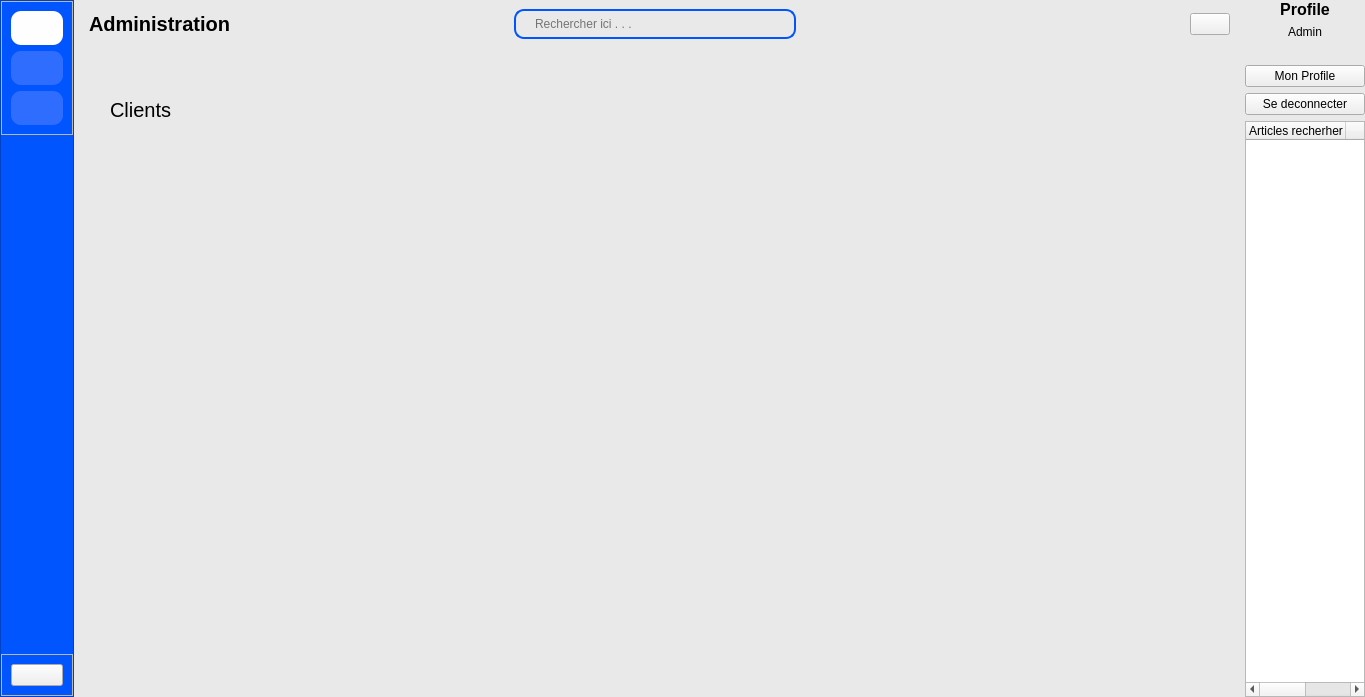
Before: the Qt Designer form views/auth/main_admin_window.ui in ninohantonio/Store-Management, drawn with Qt 5.
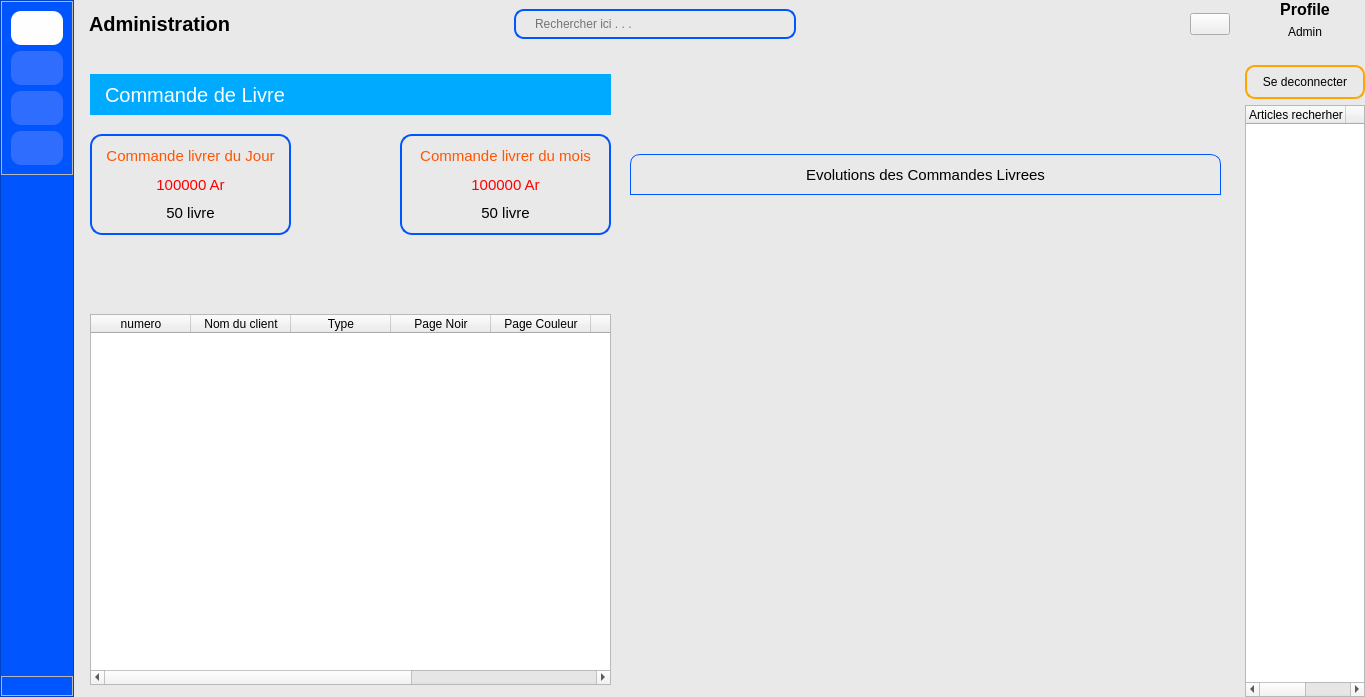
After: the same form once the commit is applied. The open tabs and pages were chosen to show the change. Icons and pictures are not drawn. Custom widgets are drawn as their Qt base class.

Commit message: reliure admin screen

What changed in the file:
```diff
--- a/views/auth/main_admin_window.ui
+++ b/views/auth/main_admin_window.ui
@@ -234,6 +234,26 @@
                   </property>
                  </widget>
                 </item>
+                <item>
+                 <widget class="QPushButton" name="reliureBtn">
+                  <property name="cursor">
+                   <cursorShape>PointingHandCursor</cursorShape>
+                  </property>
+                  <property name="text">
+                   <string/>
+                  </property>
+                  <property name="icon">
+                   <iconset resource="../resources.qrc">
+                    <normaloff>:/icons/icons/book.png</normaloff>:/icons/icons/book.png</iconset>
+                  </property>
+                  <property name="iconSize">
+                   <size>
+                    <width>32</width>
+                    <height>32</height>
+                   </size>
+                  </property>
+                 </widget>
+                </item>
                 <item>
                  <widget class="QPushButton" name="clientBtn">
                   <property name="cursor">
@@ -278,25 +298,7 @@
                <property name="frameShadow">
                 <enum>QFrame::Shadow::Raised</enum>
                </property>
-               <layout class="QVBoxLayout" name="verticalLayout_2">
-                <item>
-                 <widget class="QPushButton" name="pushButton">
-                  <property name="text">
-                   <string/>
-                  </property>
-                  <property name="icon">
-                   <iconset resource="../resources.qrc">
-                    <normaloff>:/icons/icons/caddie.png</normaloff>:/icons/icons/caddie.png</iconset>
-                  </property>
-                  <property name="iconSize">
-                   <size>
-                    <width>32</width>
-                    <height>32</height>
-                   </size>
-                  </property>
-                 </widget>
-                </item>
-               </layout>
+               <layout class="QVBoxLayout" name="verticalLayout_2"/>
               </widget>
              </item>
             </layout>
@@ -499,7 +501,7 @@
              <item>
               <widget class="QCustomQStackedWidget" name="mainNavigationScreen">
                <property name="currentIndex">
-                <number>1</number>
+                <number>0</number>
                </property>
                <widget class="QWidget" name="ajout_page">
                 <layout class="QHBoxLayout" name="horizontalLayout_5">
@@ -1377,7 +1379,7 @@
 padding-left: 10px;</string>
                  </property>
                  <property name="text">
-                  <string>Tableau de bord</string>
+                  <string>Evolution des Ventes</string>
                  </property>
                 </widget>
                 <widget class="QWidget" name="widget_7" native="true">
@@ -1386,7 +1388,7 @@
                    <x>10</x>
                    <y>80</y>
                    <width>1131</width>
-                   <height>531</height>
+                   <height>551</height>
                   </rect>
                  </property>
                  <property name="styleSheet">
@@ -1398,7 +1400,7 @@
                    <rect>
                     <x>10</x>
                     <y>10</y>
-                    <width>131</width>
+                    <width>161</width>
                     <height>101</height>
                    </rect>
                   </property>
@@ -1425,7 +1427,7 @@
 color: #dfdfdf;</string>
                      </property>
                      <property name="text">
-                      <string>Vente du jour</string>
+                      <string>Ventes du jour</string>
                      </property>
                      <property name="alignment">
                       <set>Qt::AlignmentFlag::AlignCenter</set>
@@ -1468,87 +1470,12 @@
                    </item>
                   </layout>
                  </widget>
-                 <widget class="QFrame" name="frame_24">
-                  <property name="geometry">
-                   <rect>
-                    <x>150</x>
-                    <y>10</y>
-                    <width>131</width>
-                    <height>101</height>
-                   </rect>
-                  </property>
-                  <property name="styleSheet">
-                   <string notr="true">background-color: rgb(0, 170, 255);
-border-radius: 20px;</string>
-                  </property>
-                  <property name="frameShape">
-                   <enum>QFrame::Shape::StyledPanel</enum>
-                  </property>
-                  <property name="frameShadow">
-                   <enum>QFrame::Shadow::Raised</enum>
-                  </property>
-                  <layout class="QVBoxLayout" name="verticalLayout_11">
-                   <item>
-                    <widget class="QLabel" name="label_24">
-                     <property name="font">
-                      <font>
-                       <bold>true</bold>
-                      </font>
-                     </property>
-                     <property name="styleSheet">
-                      <string notr="true">background-color: transparent;
-color: #dedede;</string>
-                     </property>
-                     <property name="text">
-                      <string>Vente de la semaine</string>
-                     </property>
-                     <property name="alignment">
-                      <set>Qt::AlignmentFlag::AlignCenter</set>
-                     </property>
-                    </widget>
-                   </item>
-                   <item>
-                    <widget class="QLabel" name="vente_semaine">
-                     <property name="font">
-                      <font>
-                       <family>Nirmala UI Semilight</family>
-                       <pointsize>11</pointsize>
-                       <bold>true</bold>
-                      </font>
-                     </property>
-                     <property name="styleSheet">
-                      <string notr="true">color: #fefeff;
-background: transparent;</string>
-                     </property>
-                     <property name="text">
-                      <string>160000 Ar</string>
-                     </property>
-                     <property name="alignment">
-                      <set>Qt::AlignmentFlag::AlignCenter</set>
-                     </property>
-                    </widget>
-                   </item>
-                   <item>
-                    <widget class="QLabel" name="label_26">
-                     <property name="styleSheet">
-                      <string notr="true">background: transparent;</string>
-                     </property>
-                     <property name="text">
-                      <string>21 Oct 2024</string>
-                     </property>
-                     <property name="alignment">
-                      <set>Qt::AlignmentFlag::AlignCenter</set>
-                     </property>
-                    </widget>
-                   </item>
-                  </layout>
-                 </widget>
                  <widget class="QFrame" name="frame_26">
                   <property name="geometry">
                    <rect>
-                    <x>290</x>
+                    <x>260</x>
                     <y>10</y>
-                    <width>131</width>
+                    <width>161</width>
                     <height>101</height>
                    </rect>
                   </property>
@@ -1575,7 +1502,7 @@
 color: #dedede;</string>
                      </property>
                      <property name="text">
-                      <string>Vente du mois</string>
+                      <string>Ventes du mois</string>
                      </property>
                      <property name="alignment">
                       <set>Qt::AlignmentFlag::AlignCenter</set>
@@ -1622,7 +1549,7 @@
                   <property name="geometry">
                    <rect>
                     <x>10</x>
-                    <y>150</y>
+                    <y>180</y>
                     <width>421</width>
                     <height>361</height>
                    </rect>
@@ -1720,7 +1647,7 @@
                     <x>440</x>
                     <y>50</y>
                     <width>681</width>
-                    <height>461</height>
+                    <height>481</height>
                    </rect>
                   </property>
                   <layout class="QVBoxLayout" name="chartContainer"/>
@@ -1754,13 +1681,13 @@
                 </widget>
                </widget>
                <widget class="QWidget" name="clientPage">
-                <widget class="QLabel" name="label_9">
+                <widget class="QLabel" name="label_22">
                  <property name="geometry">
                   <rect>
-                   <x>30</x>
-                   <y>40</y>
-                   <width>281</width>
-                   <height>31</height>
+                   <x>10</x>
+                   <y>20</y>
+                   <width>521</width>
+                   <height>41</height>
                   </rect>
                  </property>
                  <property name="font">
@@ -1768,8 +1695,250 @@
                    <pointsize>15</pointsize>
                   </font>
                  </property>
+                 <property name="styleSheet">
+                  <string notr="true">background-color: rgb(0, 170, 255);
+color: white;
+padding-left: 10px;</string>
+                 </property>
                  <property name="text">
-                  <string>Clients</string>
+                  <string>Commande de Livre</string>
+                 </property>
+                </widget>
+                <widget class="QFrame" name="frame_24">
+                 <property name="geometry">
+                  <rect>
+                   <x>10</x>
+                   <y>80</y>
+                   <width>201</width>
+                   <height>101</height>
+                  </rect>
+                 </property>
+                 <property name="styleSheet">
+                  <string notr="true">#frame_24{
+	border: 2px solid rgb(0, 85, 255);
+	border-radius: 12px;
+}</string>
+                 </property>
+                 <property name="frameShape">
+                  <enum>QFrame::Shape::StyledPanel</enum>
+                 </property>
+                 <property name="frameShadow">
+                  <enum>QFrame::Shadow::Raised</enum>
+                 </property>
+                 <layout class="QVBoxLayout" name="verticalLayout_11">
+                  <item>
+                   <widget class="QLabel" name="label_9">
+                    <property name="font">
+                     <font>
+                      <pointsize>11</pointsize>
+                     </font>
+                    </property>
+                    <property name="styleSheet">
+                     <string notr="true">color: rgb(255, 85, 0);</string>
+                    </property>
+                    <property name="text">
+                     <string>Commande livrer du Jour</string>
+                    </property>
+                    <property name="alignment">
+                     <set>Qt::AlignmentFlag::AlignCenter</set>
+                    </property>
+                   </widget>
+                  </item>
+                  <item>
+                   <widget class="QLabel" name="label_24">
+                    <property name="font">
+                     <font>
+                      <pointsize>11</pointsize>
+                     </font>
+                    </property>
+                    <property name="styleSheet">
+                     <string notr="true">color: rgb(255, 0, 0);</string>
+                    </property>
+                    <property name="text">
+                     <string>100000 Ar</string>
+                    </property>
+                    <property name="alignment">
+                     <set>Qt::AlignmentFlag::AlignCenter</set>
+                    </property>
+                   </widget>
+                  </item>
+                  <item>
+                   <widget class="QLabel" name="label_25">
+                    <property name="font">
+                     <font>
+                      <pointsize>11</pointsize>
+                     </font>
+                    </property>
+                    <property name="text">
+                     <string>50 livre</string>
+                    </property>
+                    <property name="alignment">
+                     <set>Qt::AlignmentFlag::AlignCenter</set>
+                    </property>
+                   </widget>
+                  </item>
+                 </layout>
+                </widget>
+                <widget class="QFrame" name="frame_25">
+                 <property name="geometry">
+                  <rect>
+                   <x>320</x>
+                   <y>80</y>
+                   <width>211</width>
+                   <height>101</height>
+                  </rect>
+                 </property>
+                 <property name="styleSheet">
+                  <string notr="true">#frame_25{
+	border: 2px solid rgb(0, 85, 255);
+	border-radius: 12px;
+}</string>
+                 </property>
+                 <property name="frameShape">
+                  <enum>QFrame::Shape::StyledPanel</enum>
+                 </property>
+                 <property name="frameShadow">
+                  <enum>QFrame::Shadow::Raised</enum>
+                 </property>
+                 <layout class="QVBoxLayout" name="verticalLayout_12">
+                  <item>
+                   <widget class="QLabel" name="label_26">
+                    <property name="font">
+                     <font>
+                      <pointsize>11</pointsize>
+                     </font>
+                    </property>
+                    <property name="styleSheet">
+                     <string notr="true">color: rgb(255, 85, 0);</string>
+                    </property>
+                    <property name="text">
+                     <string>Commande livrer du mois</string>
+                    </property>
+                    <property name="alignment">
+                     <set>Qt::AlignmentFlag::AlignCenter</set>
+                    </property>
+                   </widget>
+                  </item>
+                  <item>
+                   <widget class="QLabel" name="label_28">
+                    <property name="font">
+                     <font>
+                      <pointsize>11</pointsize>
+                     </font>
+                    </property>
+                    <property name="styleSheet">
+                     <string notr="true">color: rgb(255, 0, 0);</string>
+                    </property>
+                    <property name="text">
+                     <string>100000 Ar</string>
+                    </property>
+                    <property name="alignment">
+                     <set>Qt::AlignmentFlag::AlignCenter</set>
+                    </property>
+                   </widget>
+                  </item>
+                  <item>
+                   <widget class="QLabel" name="label_29">
+                    <property name="font">
+                     <font>
+                      <pointsize>11</pointsize>
+                     </font>
+                    </property>
+                    <property name="text">
+                     <string>50 livre</string>
+                    </property>
+                    <property name="alignment">
+                     <set>Qt::AlignmentFlag::AlignCenter</set>
+                    </property>
+                   </widget>
+                  </item>
+                 </layout>
+                </widget>
+                <widget class="QTableWidget" name="reliureTableWidget">
+                 <property name="geometry">
+                  <rect>
+                   <x>10</x>
+                   <y>260</y>
+                   <width>521</width>
+                   <height>371</height>
+                  </rect>
+                 </property>
+                 <column>
+                  <property name="text">
+                   <string>numero</string>
+                  </property>
+                 </column>
+                 <column>
+                  <property name="text">
+                   <string>Nom du client</string>
+                  </property>
+                 </column>
+                 <column>
+                  <property name="text">
+                   <string>Type</string>
+                  </property>
+                 </column>
+                 <column>
+                  <property name="text">
+                   <string>Page Noir</string>
+                  </property>
+                 </column>
+                 <column>
+                  <property name="text">
+                   <string>Page Couleur</string>
+                  </property>
+                 </column>
+                 <column>
+                  <property name="text">
+                   <string>Exemplaire</string>
+                  </property>
+                 </column>
+                 <column>
+                  <property name="text">
+                   <string>Total a payer</string>
+                  </property>
+                 </column>
+                 <column>
+                  <property name="text">
+                   <string>Etat Livrer</string>
+                  </property>
+                 </column>
+                </widget>
+                <widget class="QWidget" name="verticalLayoutWidget_2">
+                 <property name="geometry">
+                  <rect>
+                   <x>550</x>
+                   <y>139</y>
+                   <width>591</width>
+                   <height>491</height>
+                  </rect>
+                 </property>
+                 <layout class="QVBoxLayout" name="reliureCourbe"/>
+                </widget>
+                <widget class="QLabel" name="label_31">
+                 <property name="geometry">
+                  <rect>
+                   <x>550</x>
+                   <y>100</y>
+                   <width>591</width>
+                   <height>41</height>
+                  </rect>
+                 </property>
+                 <property name="font">
+                  <font>
+                   <pointsize>11</pointsize>
+                  </font>
+                 </property>
+                 <property name="styleSheet">
+                  <string notr="true">border: 1px solid rgb(0, 85, 255);
+border-top-left-radius: 10px;
+border-top-right-radius: 10px;</string>
+                 </property>
+                 <property name="text">
+                  <string>Evolutions des Commandes Livrees</string>
+                 </property>
+                 <property name="alignment">
+                  <set>Qt::AlignmentFlag::AlignCenter</set>
                  </property>
                 </widget>
                </widget>
@@ -1850,15 +2019,16 @@
             </property>
            </widget>
           </item>
-          <item>
-           <widget class="QPushButton" name="pushButton_5">
-            <property name="text">
-             <string>Mon Profile</string>
-            </property>
-           </widget>
-          </item>
           <item>
            <widget class="QPushButton" name="logoutBtn">
+            <property name="cursor">
+             <cursorShape>PointingHandCursor</cursorShape>
+            </property>
+            <property name="styleSheet">
+             <string notr="true">border: 2px solid orange;
+border-radius: 10px;
+height: 30px;</string>
+            </property>
             <property name="text">
              <string>Se deconnecter</string>
             </property>
```
The commit also changes 3 other files.
